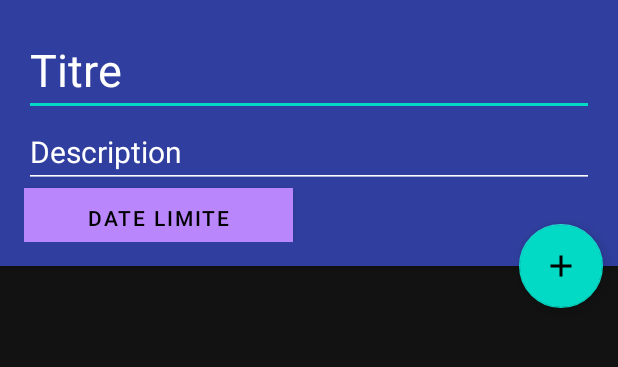
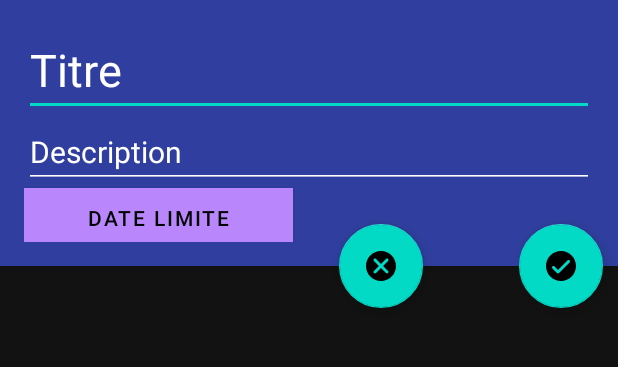
Before and after one commit to DialloMamadou/ToDoList, an Android app: the TaskActivity screen opened directly, with no data from a screen before it, after a tap on "Add Task", on a phone screen of 412 x 824 dp, the part 84-451 px from its top. Run offline under Robolectric (Android 15) with nearby library versions, the phone set to English and light mode, and no system bars; libraries missing offline, so code that uses them is left out: com.rengwuxian.materialedittext; plain views replace MaterialEditText; 2 statements that could not run were skipped.

```diff
--- a/app/src/main/java/bastien/todolist/AddTaskActivity.java
+++ b/app/src/main/java/bastien/todolist/AddTaskActivity.java
@@ -1,6 +1,7 @@
 package bastien.todolist;
 
 import android.app.DatePickerDialog;
+import android.app.TimePickerDialog;
 import android.content.Intent;
 import android.content.SharedPreferences;
 import android.os.Bundle;
@@ -9,6 +10,7 @@ import android.support.design.button.MaterialButton;
 import android.support.v7.app.AppCompatActivity;
 import android.view.View;
 import android.widget.DatePicker;
+import android.widget.TimePicker;
 import android.widget.Toast;
 
 import com.rengwuxian.materialedittext.MaterialEditText;
@@ -30,6 +32,7 @@ public class AddTaskActivity extends AppCompatActivity {
     MaterialButton dateLimite;
 
     DatePickerDialog datePickerDialog;
+    TimePickerDialog timeePickerDialog;
 
     @Override
     protected void onCreate(@Nullable Bundle savedInstanceState) {
@@ -54,6 +57,8 @@ public class AddTaskActivity extends AppCompatActivity {
                 int mYear = c.get(Calendar.YEAR); // current year
                 int mMonth = c.get(Calendar.MONTH); // current month
                 int mDay = c.get(Calendar.DAY_OF_MONTH); // current day
+                final int mhour = c.get(Calendar.HOUR_OF_DAY);
+                int minute = c.get(Calendar.MINUTE);
                 // date picker dialog
                 datePickerDialog = new DatePickerDialog(AddTaskActivity.this,
                         new DatePickerDialog.OnDateSetListener() {
@@ -68,6 +73,18 @@ public class AddTaskActivity extends AppCompatActivity {
                             }
                         }, mYear, mMonth, mDay);
                 datePickerDialog.show();
+
+                timeePickerDialog= new TimePickerDialog(AddTaskActivity.this,
+                        new TimePickerDialog.OnTimeSetListener() {
+                            @Override
+                            public void onTimeSet(TimePicker view, int hourOfDay, int minute) {
+
+                                dateLimite.setText(hourOfDay + "/"+minute);
+
+                            }
+                        }, mhour, minute,true);
+                datePickerDialog.show();
+
             }
         });
 
--- a/app/src/main/java/bastien/todolist/TaskActivity.java
+++ b/app/src/main/java/bastien/todolist/TaskActivity.java
@@ -1,5 +1,6 @@
 package bastien.todolist;
 
+import android.app.Activity;
 import android.content.Context;
 import android.content.Intent;
 import android.content.SharedPreferences;
@@ -132,6 +133,11 @@ public class TaskActivity extends AppCompatActivity implements NavigationView.On
         return true;
     }
 
+    /*public void cancel(View view)
+    {
+        Intent returnIntent = new Intent();
+        setResult(Activity.RESULT_CANCELED,returnIntent);
+    }*/
     @Override
     public boolean onOptionsItemSelected(MenuItem item) {
         // Handle action bar item clicks here. The action bar will
@@ -144,6 +150,11 @@ public class TaskActivity extends AppCompatActivity implements NavigationView.On
             Intent intent = new Intent(this, AddTaskActivity.class);
             this.startActivity(intent);
         }
+
+        /*if (id == R.id.cancelTask) {
+            Intent intent = new Intent(this, AddTaskActivity.class);
+            this.startActivity(intent);
+        }*/
 
         //noinspection SimplifiableIfStatement
         if (menuToggle.onOptionsItemSelected(item)) {
--- /dev/null
+++ b/app/src/main/res/drawable/ic_icons8_annuler.xml
@@ -0,0 +1,9 @@
+<vector xmlns:android="http://schemas.android.com/apk/res/android"
+    android:width="24dp"
+    android:height="24dp"
+    android:viewportWidth="24"
+    android:viewportHeight="24">
+  <path
+      android:fillColor="#FF000000"
+      android:pathData="M12,2C6.47,2 2,6.47 2,12c0,5.53 4.47,10 10,10s10,-4.47 10,-10C22,6.47 17.53,2 12,2zM16.707,15.293c0.391,0.391 0.391,1.023 0,1.414C16.512,16.902 16.256,17 16,17s-0.512,-0.098 -0.707,-0.293L12,13.414l-3.293,3.293C8.512,16.902 8.256,17 8,17s-0.512,-0.098 -0.707,-0.293c-0.391,-0.391 -0.391,-1.023 0,-1.414L10.586,12L7.293,8.707c-0.391,-0.391 -0.391,-1.023 0,-1.414s1.023,-0.391 1.414,0L12,10.586l3.293,-3.293c0.391,-0.391 1.023,-0.391 1.414,0s0.391,1.023 0,1.414L13.414,12L16.707,15.293z"/>
+</vector>
--- /dev/null
+++ b/app/src/main/res/drawable/ic_icons8_ok.xml
@@ -0,0 +1,9 @@
+<vector xmlns:android="http://schemas.android.com/apk/res/android"
+    android:width="24dp"
+    android:height="24dp"
+    android:viewportWidth="24"
+    android:viewportHeight="24">
+  <path
+      android:fillColor="#FF000000"
+      android:pathData="M12,2C6.477,2 2,6.477 2,12c0,5.523 4.477,10 10,10s10,-4.477 10,-10C22,6.477 17.523,2 12,2zM17.707,9.707l-7,7C10.512,16.902 10.256,17 10,17s-0.512,-0.098 -0.707,-0.293l-3,-3c-0.391,-0.391 -0.391,-1.023 0,-1.414s1.023,-0.391 1.414,0L10,14.586l6.293,-6.293c0.391,-0.391 1.023,-0.391 1.414,0S18.098,9.316 17.707,9.707z"/>
+</vector>
--- a/app/src/main/res/layout/activity_add3.xml
+++ b/app/src/main/res/layout/activity_add3.xml
@@ -66,7 +66,7 @@
 
     <android.support.design.widget.FloatingActionButton
         android:id="@+id/addTask"
-        android:src="@drawable/add"
+        android:src="@drawable/ic_icons8_ok"
         android:layout_marginRight="10dp"
         android:layout_width="wrap_content"
         android:layout_height="wrap_content"
@@ -78,6 +78,19 @@
         app:fabSize="normal"
         />
 
+    <android.support.design.widget.FloatingActionButton
+        android:id="@+id/cancelTask"
+        android:layout_width="wrap_content"
+        android:layout_height="wrap_content"
+        android:layout_marginRight="130dp"
+        android:onClick="cancelTask"
+        android:src="@drawable/ic_icons8_annuler"
+        app:elevation="6dp"
+        app:fabSize="normal"
+        app:layout_anchor="@id/app_bar_layout"
+        app:layout_anchorGravity="bottom|right"
+        app:pressedTranslationZ="12dp" />
+
     <!--<android.support.v7.widget.RecyclerView-->
         <!--android:id="@+id/list_task"-->
         <!--android:layout_marginTop="30dp"-->
```
Also changed, not shown: 3 other files.
